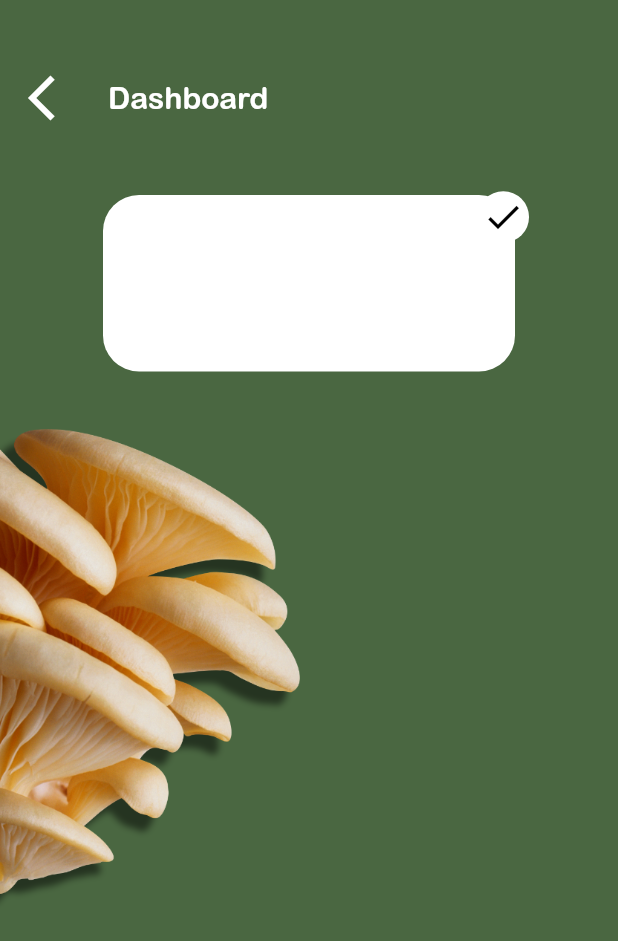
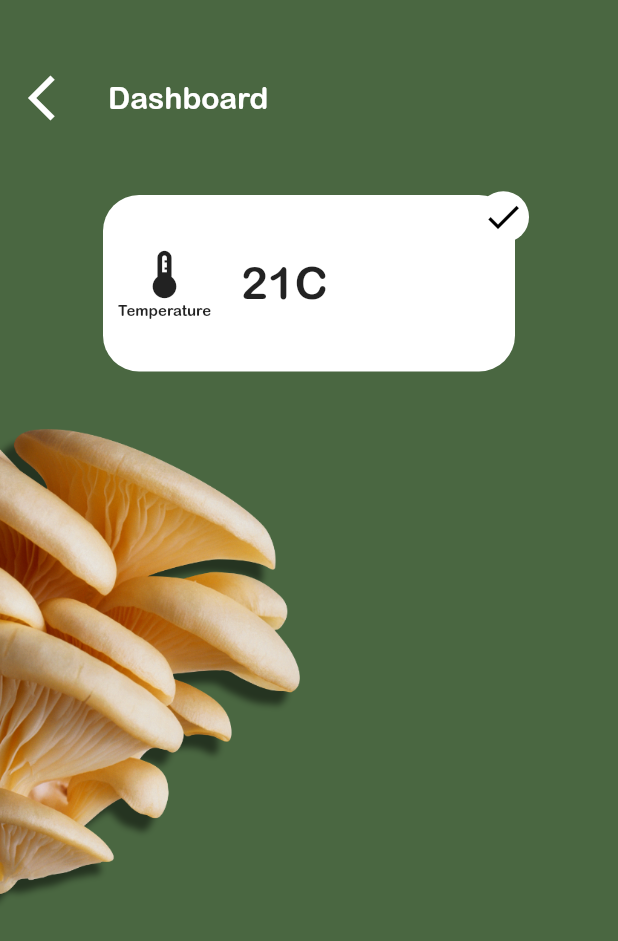
Before and after one commit to muxonn/grow_guard, a Flutter app: the PlantPage screen opened directly, on a phone screen of 412 x 824 dp. Shown: the top 941 px of the screen. Run offline on Flutter 3.47's test engine with Material 2 defaults, Android fonts, the phone set to English and light mode, and no system bars.

Commit message:
Add mocked icon of temperature and number in celcius

```diff
--- a/lib/utils/sensor_data.dart
+++ b/lib/utils/sensor_data.dart
@@ -16,7 +16,32 @@ class SensorData extends StatelessWidget {
           ),
           width: size.width / 1.5,
           height: size.height / 7,
+          child: Column(
+            mainAxisAlignment: MainAxisAlignment.center,
+            children: [
+              Padding(
+                padding: const EdgeInsets.all(10.0),
+                child: Row(
+                  mainAxisAlignment: MainAxisAlignment.start,
+                  children: [
+                    Column(
+                      children: [
+                        Icon(
+                          Icons.thermostat,
+                          size: 38,
+                        ),
+                        Text('Temperature', style: TextStyle(fontSize: 10)),
+                      ],
+                    ),
+                    SizedBox(width: 20),
+                    Text("21C", style: TextStyle(fontSize: 30)),
+                  ],
+                ),
+              ),
+            ],
+          ),
         ),
+        // Circle on the right-hand side
         Positioned(
           left: size.width / 1.65,
           bottom: size.height / 12,
```
